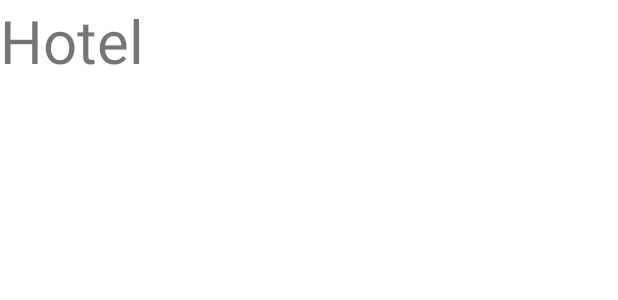
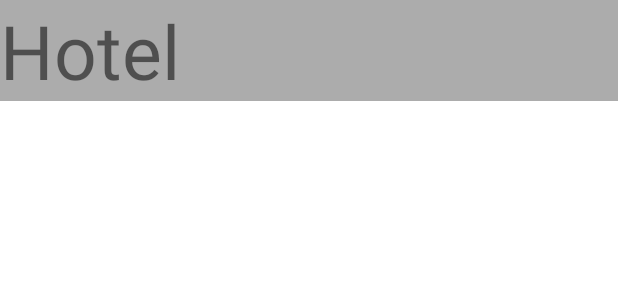
Before and after one commit to Team2-Greener/Team_2, an Android app: the layout activity_hotel.xml on its own in the app's theme, with its tools: preview values and no code run, on a phone screen of 412 x 824 dp. Shown: the top 300 px of the screen. Run offline under Robolectric (Android 15) with nearby library versions, the phone set to English and light mode, and no system bars.

Commit message:
ui 기본구현

```diff
--- a/app/src/main/res/layout/activity_hotel.xml
+++ b/app/src/main/res/layout/activity_hotel.xml
@@ -1,14 +1,15 @@
 <?xml version="1.0" encoding="utf-8"?>
 <LinearLayout xmlns:android="http://schemas.android.com/apk/res/android"
     android:layout_width="match_parent"
-    android:layout_height="match_parent"
-    android:orientation="horizontal" >
+    android:layout_height="wrap_content"
+    android:orientation="horizontal"
+    android:background="#ACACAC">
 
     <TextView
         android:layout_width="wrap_content"
         android:layout_height="wrap_content"
         android:text="Hotel"
-        android:textSize="40sp"/>
+        android:textSize="50sp"/>
 
 
 </LinearLayout>
```
Also changed, not shown: app/src/main/res/layout/activity_liked.xml (+4 -3 lines), app/src/main/res/layout/activity_media.xml (+4 -3 lines), app/src/main/res/layout/activity_setting.xml (+4 -3 lines), app/src/main/res/layout/activity_shop.xml (+4 -3 lines).
